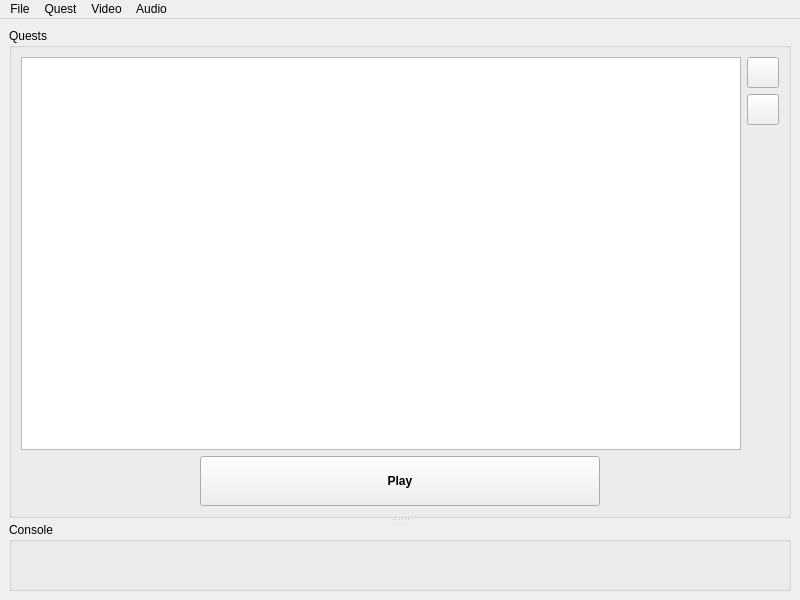
This is gui/src/main_window.ui in solarus-games/solarus as Qt 5 draws it before an edit. The edited form follows.
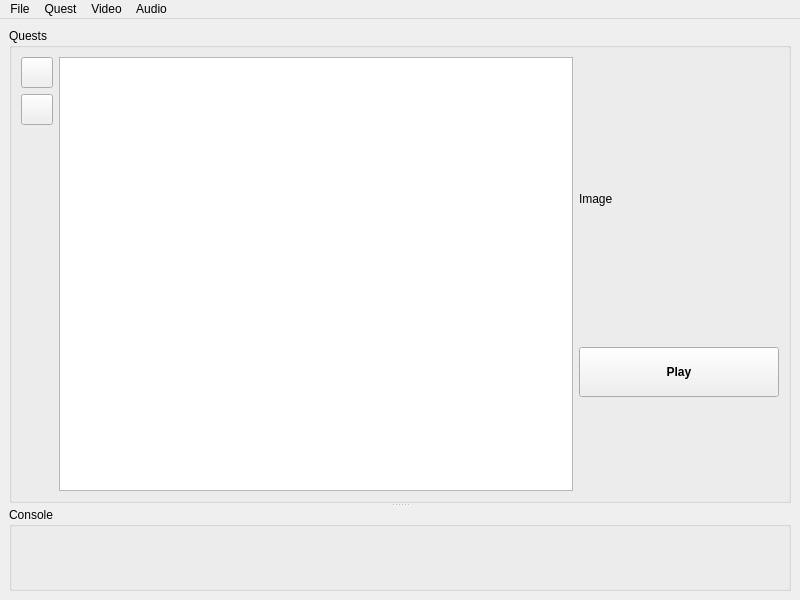
This is the edited form. Icons and pictures are not drawn. Custom widgets are drawn as their Qt base class.

Commit message: Starting selected quest info view

What changed in the file:
```diff
--- a/gui/src/main_window.ui
+++ b/gui/src/main_window.ui
@@ -24,12 +24,9 @@
        <property name="title">
         <string>Quests</string>
        </property>
-       <layout class="QVBoxLayout" name="verticalLayout_2">
+       <layout class="QVBoxLayout" name="verticalLayout_4">
         <item>
-         <layout class="QHBoxLayout" name="horizontal_layout_2">
-          <item>
-           <widget class="SolarusGui::QuestsView" name="quests_view"/>
-          </item>
+         <layout class="QHBoxLayout" name="horizontalLayout">
           <item>
            <layout class="QVBoxLayout" name="vertical_layout_2">
             <item>
@@ -81,28 +78,35 @@
             </item>
            </layout>
           </item>
-         </layout>
+          <item>
+           <widget class="SolarusGui::QuestsView" name="quests_view"/>
         </item>
         <item>
-         <layout class="QHBoxLayout" name="horizontal_layout">
+           <layout class="QVBoxLayout" name="verticalLayout_2">
           <item>
-           <spacer name="horizontal_spacer_2">
-            <property name="orientation">
-             <enum>Qt::Horizontal</enum>
-            </property>
-            <property name="sizeHint" stdset="0">
+             <widget class="QLabel" name="label">
+              <property name="sizePolicy">
+               <sizepolicy hsizetype="Fixed" vsizetype="Fixed">
+                <horstretch>0</horstretch>
+                <verstretch>0</verstretch>
+               </sizepolicy>
+              </property>
+              <property name="minimumSize">
              <size>
-              <width>40</width>
-              <height>20</height>
-             </size>
-            </property>
-           </spacer>
+                <width>200</width>
+                <height>100</height>
+               </size>
+              </property>
+              <property name="text">
+               <string>Image</string>
+              </property>
+             </widget>
           </item>
           <item>
            <widget class="QPushButton" name="play_button">
             <property name="minimumSize">
              <size>
-              <width>400</width>
+                <width>150</width>
               <height>50</height>
              </size>
             </property>
@@ -121,18 +125,7 @@
             </property>
            </widget>
           </item>
-          <item>
-           <spacer name="horizontal_spacer">
-            <property name="orientation">
-             <enum>Qt::Horizontal</enum>
-            </property>
-            <property name="sizeHint" stdset="0">
-             <size>
-              <width>40</width>
-              <height>20</height>
-             </size>
-            </property>
-           </spacer>
+           </layout>
           </item>
          </layout>
         </item>
```
Lines whose indentation alone changed are shown as unchanged.
